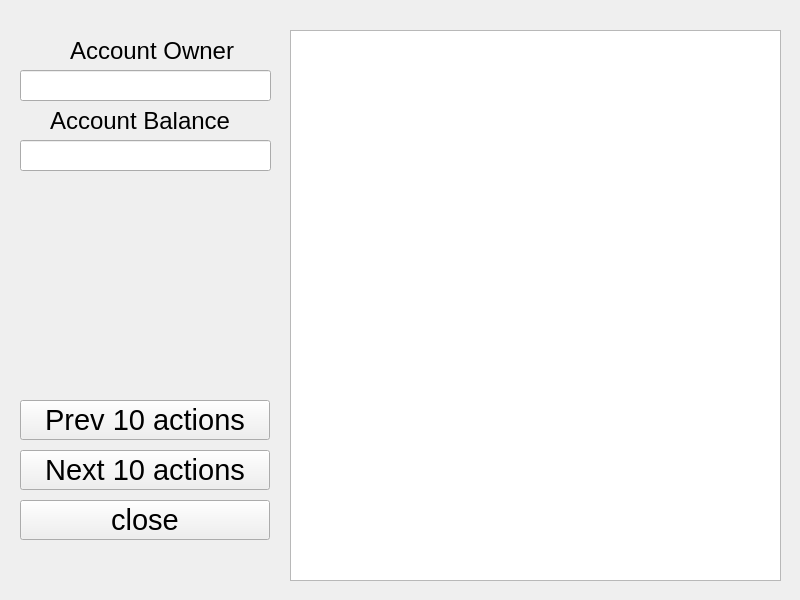
lassesuomela/banksim, file qt/banksim/mainwindow.ui: the form before one commit.
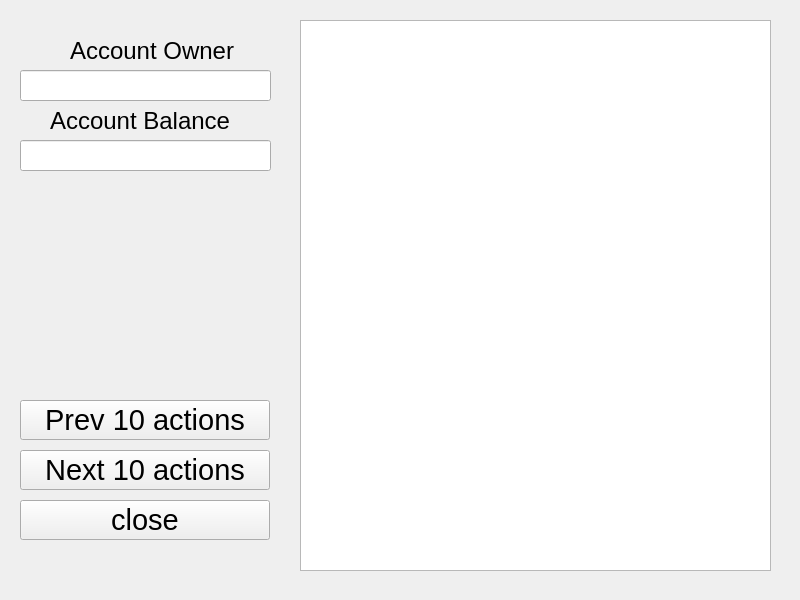
The form after the commit.

Commit message: made log browsing ui

```diff
--- a/qt/banksim/mainwindow.ui
+++ b/qt/banksim/mainwindow.ui
@@ -123,25 +123,6 @@
     </widget>
    </widget>
    <widget class="QWidget" name="sivu2">
-    <widget class="QListView" name="listView">
-     <property name="geometry">
-      <rect>
-       <x>290</x>
-       <y>40</y>
-       <width>491</width>
-       <height>551</height>
-      </rect>
-     </property>
-     <property name="gridSize">
-      <size>
-       <width>4</width>
-       <height>10</height>
-      </size>
-     </property>
-     <property name="itemAlignment">
-      <set>Qt::AlignLeading</set>
-     </property>
-    </widget>
     <widget class="QLineEdit" name="account_name">
      <property name="geometry">
       <rect>
@@ -239,6 +220,16 @@
       <string>close</string>
      </property>
     </widget>
+    <widget class="QListWidget" name="listWidget">
+     <property name="geometry">
+      <rect>
+       <x>300</x>
+       <y>30</y>
+       <width>471</width>
+       <height>551</height>
+      </rect>
+     </property>
+    </widget>
    </widget>
    <widget class="QWidget" name="sivu3">
     <widget class="QLineEdit" name="saldoArvo_2">
```
The commit also changes 6 other files.
